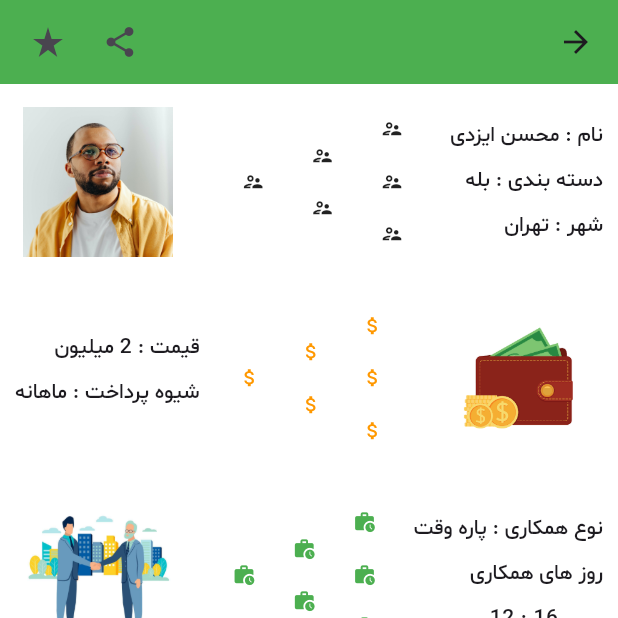
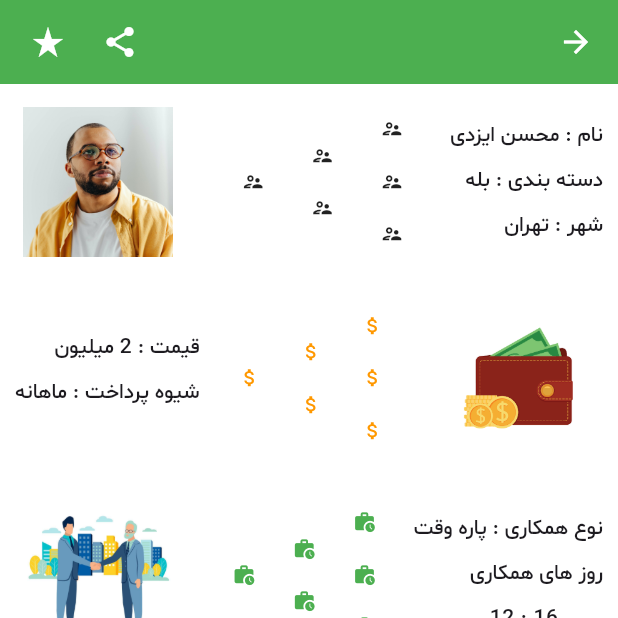
Before and after one commit to MadPad124/Adminor, a Flutter app: the AdvertisingDetail screen opened directly, on a phone screen of 412 x 824 dp, the top half of it. Run offline on Flutter 3.47's test engine with Material 3 defaults, Android fonts, the phone set to English and light mode, and no system bars; drawn by our look-alikes of flutter_rating_bar; our stand-ins replace animated_splash_screen, animated_text_kit, chat_bubbles, page_transition, shared_preferences; missing offline and left inert: mobkit_dashed_border; accounts and stored records are empty; statements that could not run were skipped; project files that could hold a hidden picture were left out.

Commit message:
تغییر در صفحه جزییات آگهی

```diff
--- a/lib/AdeversitingPages/AdvertisingDetailPage.dart
+++ b/lib/AdeversitingPages/AdvertisingDetailPage.dart
@@ -1,9 +1,16 @@
+import 'package:adminor/chat/ChatPage.dart';
 import 'package:flutter/material.dart';
 import 'package:mobkit_dashed_border/mobkit_dashed_border.dart';
 import 'package:flutter_rating_bar/flutter_rating_bar.dart';
+bool isFavorite=false;
+class AdvertisingDetail extends StatefulWidget {
+  const AdvertisingDetail({Key? key}) : super(key: key);
 
-class AdvertisingDetail extends StatelessWidget {
-  const AdvertisingDetail({Key? key}) : super(key: key);
+  @override
+  State<AdvertisingDetail> createState() => _AdvertisingDetailState();
+}
+
+class _AdvertisingDetailState extends State<AdvertisingDetail> {
 
   @override
   Widget build(BuildContext context) {
@@ -11,12 +18,15 @@ class AdvertisingDetail extends StatelessWidget {
     return Scaffold(
       backgroundColor: Colors.white,
       appBar: AppBar(backgroundColor: Colors.green,
-          leading: IconButton(onPressed: (){Navigator.of(context).pop();},icon: const Icon(Icons.arrow_back_outlined),),
+          leading: IconButton(onPressed: (){Navigator.of(context).pop();},icon: const Icon(Icons.arrow_back_outlined,color: Colors.white,),),
           actions: [
-            IconButton(onPressed: (){}, icon: const Icon(Icons.share)),
+            IconButton(onPressed: (){}, icon: const Icon(Icons.share,color: Colors.white,)),
             Padding(
               padding:const EdgeInsets.only(left: 8.0),
-              child: IconButton(onPressed: (){}, icon: const Icon(Icons.star_rate_sharp)),
+              child: IconButton(onPressed: (){setState(() {
+                isFavorite=!isFavorite;
+                print(isFavorite);
+              });}, icon:  Icon(Icons.star_rate_sharp,color: isFavorite==true?Colors.yellowAccent:Colors.white)),
             ),
           ],
       ),
@@ -308,7 +318,7 @@ Column(children: [
     },
   ),
   const SizedBox(height: 10,),
-  ElevatedButton(onPressed: (){}, child: const Text('ثبت نظر',style: TextStyle(fontFamily: 'Shabnam'),)),
+  ElevatedButton(style:ButtonStyle(backgroundColor: MaterialStateProperty.all(Colors.green)),onPressed: (){}, child: const Text('ثبت نظر',style: TextStyle(fontFamily: 'Shabnam',color: Colors.white),)),
   const SizedBox(height: 10,),
   Container(height:1,decoration: const BoxDecoration(border: DashedBorder.fromBorderSide(side: BorderSide(color: Colors.green), dashLength: 6)),),
   const SizedBox(height: 10,),
@@ -342,8 +352,8 @@ Column(children: [
                     ]),),
                 );
               },),
-            )
-
+            ),
+            InkWell(onTap:(){Navigator.of(context).push(MaterialPageRoute(builder: (context) => const Chat(index: 1),));},child: Container(width:MediaQuery.of(context).size.width,height:50,decoration: const BoxDecoration(color: Colors.green),child: const Center(child: Text('چت با کاربر',style: TextStyle(color: Colors.white,fontFamily: 'Shabnam'),))))
           ],),
       ),
     );
```
Also changed, not shown: pubspec.lock.
